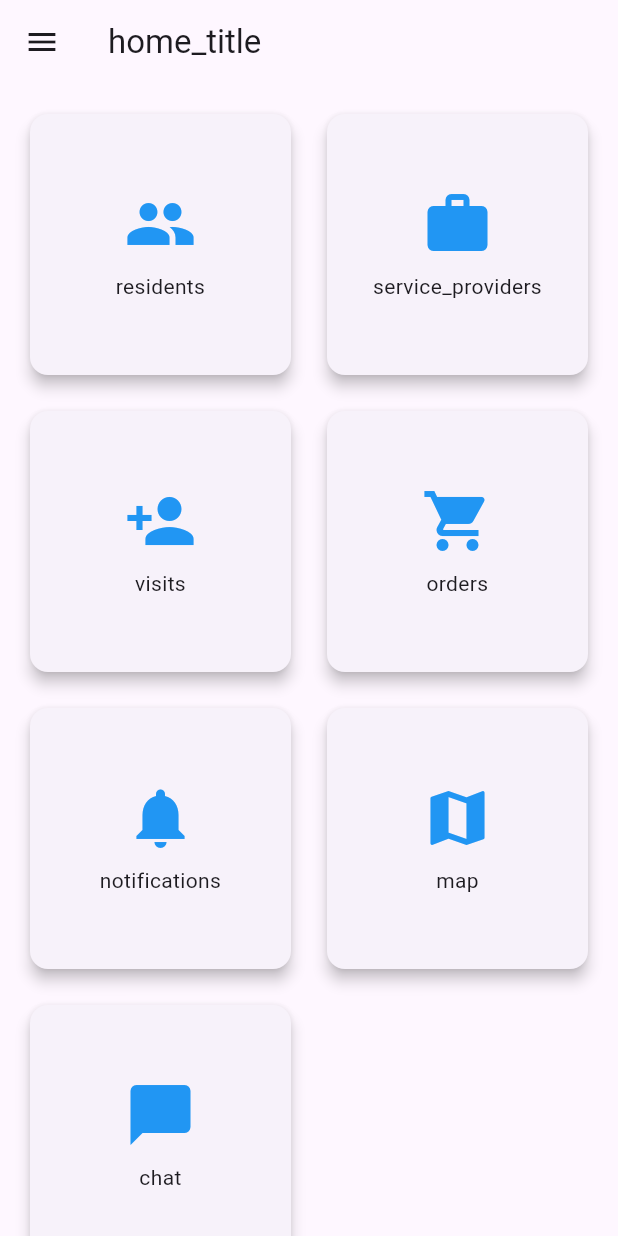
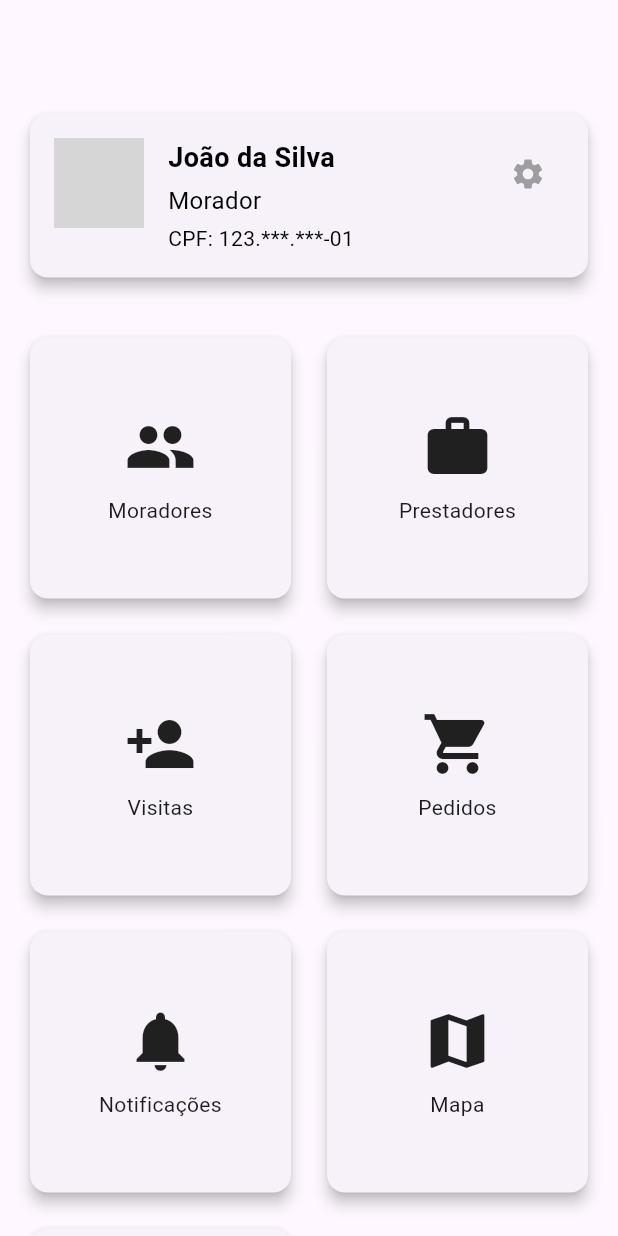
Before and after one commit to TheuZCoder/portaria_condominio, a Flutter app: the HomeView screen opened by its route, on a phone screen of 412 x 824 dp. Run offline on Flutter 3.47's test engine with Material 3 defaults, Android fonts, the phone set to English and light mode, and no system bars; our stand-ins replace cloud_firestore, firebase_auth, firebase_core, flutter_colorpicker, flutter_map, font_awesome_flutter and 6 more; accounts and stored records are empty; network calls fail; grey boxes are pictures that could not be loaded.

Commit message:
22.11.24

```diff
--- a/portaria_condominio/lib/views/home/home_view.dart
+++ b/portaria_condominio/lib/views/home/home_view.dart
@@ -1,57 +1,96 @@
 import 'package:flutter/material.dart';
-import 'package:provider/provider.dart';
-import '../../controllers/configuracoes_controller.dart';
-import '../../localizations/app_localizations.dart';
 
 class HomeView extends StatelessWidget {
   const HomeView({super.key});
 
   @override
   Widget build(BuildContext context) {
-    final configController = context.watch<ConfiguracoesController>();
-    final appLocalizations = AppLocalizations.of(context);
-
     return Scaffold(
       appBar: AppBar(
-        title: Text(appLocalizations.translate('home_title')),
+        automaticallyImplyLeading: false, // Remove a seta para a esquerda
       ),
-      drawer: Drawer(
+      body: Column(
+        children: [
+          // Card com as informações do usuário e menu
+          Padding(
+            padding: const EdgeInsets.all(16), // Mesma margem do grid
+            child: Card(
+              elevation: 4, // Adiciona elevação ao card
+              child: Padding(
+                padding: const EdgeInsets.all(16), // Padding interno do card
+                child: Row(
+                  crossAxisAlignment: CrossAxisAlignment.start,
+                  children: [
+                    CircleAvatar(
+                      radius: 30,
+                      backgroundImage: NetworkImage(
+                          'https://www.example.com/default-profile.png'),
+                    ),
+                    const SizedBox(width: 16),
+                    Expanded(
                       child: Column(
+                        crossAxisAlignment: CrossAxisAlignment.start,
                         children: [
-            DrawerHeader(
-              decoration: BoxDecoration(
-                color: Theme.of(context).primaryColor,
+                          Text(
+                            'João da Silva',
+                            style: const TextStyle(
+                                fontSize: 18,
+                                color: Colors.black,
+                                fontWeight: FontWeight.bold),
                           ),
-              child: Center(
-                child: Text(
-                  appLocalizations.translate('menu'),
-                  style: Theme.of(context).textTheme.titleLarge?.copyWith(
-                        color: Colors.white,
+                          const SizedBox(height: 4),
+                          Text(
+                            'Morador',
+                            style: const TextStyle(
+                              fontSize: 16,
+                              color: Colors.black,
                             ),
                           ),
+                          const SizedBox(height: 4),
+                          Text(
+                            'CPF: 123.***.***-01',
+                            style: const TextStyle(
+                                fontSize: 14, color: Colors.black),
+                          ),
+                        ],
                       ),
                     ),
-            ListTile(
-              leading: Icon(Icons.settings, color: configController.iconColor),
-              title: Text(appLocalizations.translate('settings')),
+                    // Adiciona o menu como um PopupMenuButton
+                    PopupMenuButton(
+                      icon: const Icon(
+                        Icons.settings,
+                        color: Colors.grey,
+                      ),
+                      itemBuilder: (context) => [
+                        PopupMenuItem(
+                          child: const ListTile(
+                            leading: Icon(Icons.settings),
+                            title: Text('Configurações'),
+                          ),
                           onTap: () {
-                Navigator.pop(context); // Fecha o Drawer
                             Navigator.pushNamed(context, '/configuracoes');
                           },
                         ),
-            ListTile(
-              leading: Icon(Icons.logout, color: configController.iconColor),
-              title: Text(appLocalizations.translate('logout')),
+                        PopupMenuItem(
+                          child: const ListTile(
+                            leading: Icon(Icons.logout),
+                            title: Text('Logout'),
+                          ),
                           onTap: () {
-                Navigator.pop(context); // Fecha o Drawer
                             Navigator.pushNamedAndRemoveUntil(
                                 context, '/login', (route) => false);
                           },
                         ),
                       ],
                     ),
+                  ],
                 ),
-      body: GridView(
+              ),
+            ),
+          ),
+          // Grid de opções
+          Expanded(
+            child: GridView(
               padding: const EdgeInsets.all(16),
               gridDelegate: const SliverGridDelegateWithFixedCrossAxisCount(
                 crossAxisCount: 2,
@@ -59,32 +98,23 @@ class HomeView extends StatelessWidget {
                 crossAxisSpacing: 16,
               ),
               children: [
-          _menuItem(context, appLocalizations.translate('residents'),
-              Icons.people, '/moradores', configController.iconColor),
-          _menuItem(context, appLocalizations.translate('service_providers'),
-              Icons.work, '/prestadores', configController.iconColor),
-          _menuItem(context, appLocalizations.translate('visits'),
-              Icons.person_add, '/visitas', configController.iconColor),
-          _menuItem(context, appLocalizations.translate('orders'),
-              Icons.shopping_cart, '/pedidos', configController.iconColor),
-          _menuItem(context, appLocalizations.translate('notifications'),
-              Icons.notifications, '/notificacoes', configController.iconColor),
-          _menuItem(context, appLocalizations.translate('map'), Icons.map,
-              '/mapa', configController.iconColor),
-          _menuItem(context, appLocalizations.translate('chat'),
-              Icons.chat_bubble, '/usersListView', configController.iconColor),
+                _menuItem(context, 'Moradores', Icons.people, '/moradores'),
+                _menuItem(context, 'Prestadores', Icons.work, '/prestadores'),
+                _menuItem(context, 'Visitas', Icons.person_add, '/visitas'),
+                _menuItem(context, 'Pedidos', Icons.shopping_cart, '/pedidos'),
+                _menuItem(context, 'Notificações', Icons.notifications,
+                    '/notificacoes'),
+                _menuItem(context, 'Mapa', Icons.map, '/mapa'),
+                _menuItem(context, 'Chat', Icons.chat_bubble, '/chat'),
+              ],
+            ),
+          ),
         ],
       ),
     );
   }
 
-  Widget _menuItem(
-    BuildContext context,
-    String label,
-    IconData icon,
-    String route,
-    Color iconColor,
-  ) {
+  Widget _menuItem(BuildContext context, String label, IconData icon, String route) {
     return GestureDetector(
       onTap: () => Navigator.pushNamed(context, route),
       child: Card(
@@ -92,15 +122,9 @@ class HomeView extends StatelessWidget {
         child: Column(
           mainAxisAlignment: MainAxisAlignment.center,
           children: [
-            Icon(icon, size: 48, color: iconColor),
+            Icon(icon, size: 48),
             const SizedBox(height: 8),
-            Text(
-              label,
-              textAlign: TextAlign.center,
-              style: TextStyle(
-                color: Theme.of(context).textTheme.bodyLarge?.color,
-              ),
-            ),
+            Text(label, textAlign: TextAlign.center),
           ],
         ),
       ),
```
Lines whose indentation alone changed are shown as unchanged.
